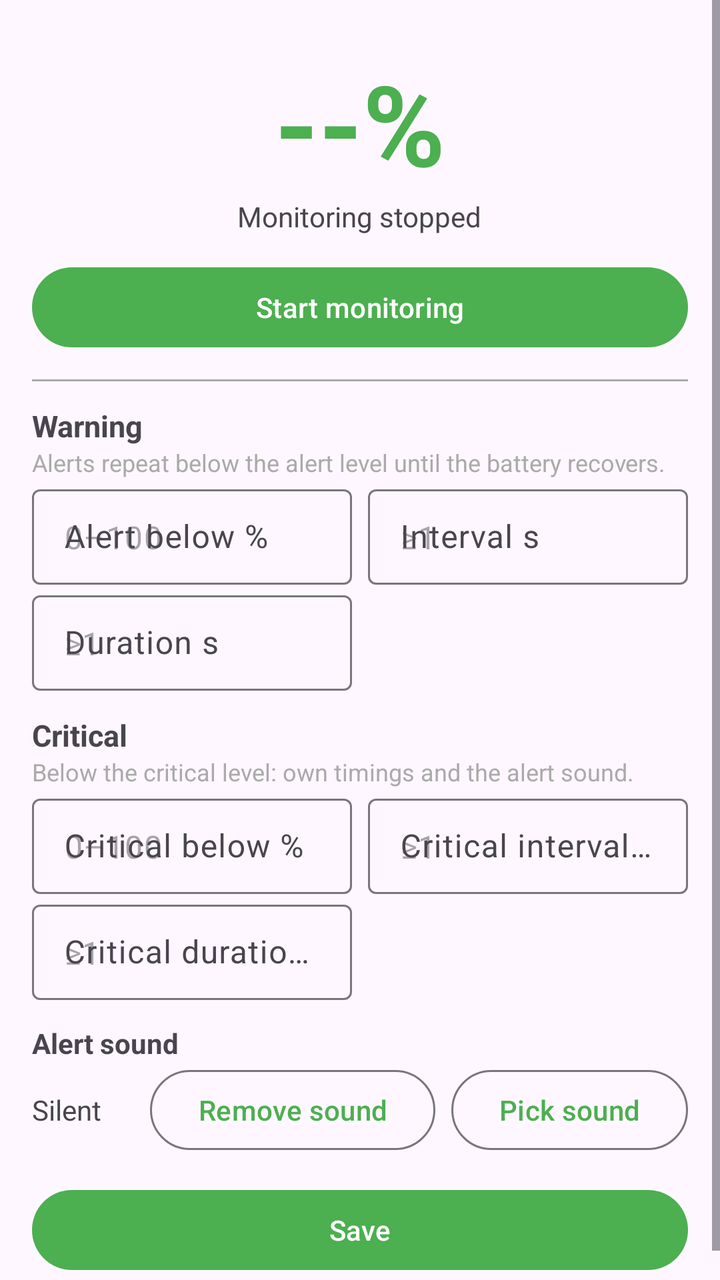
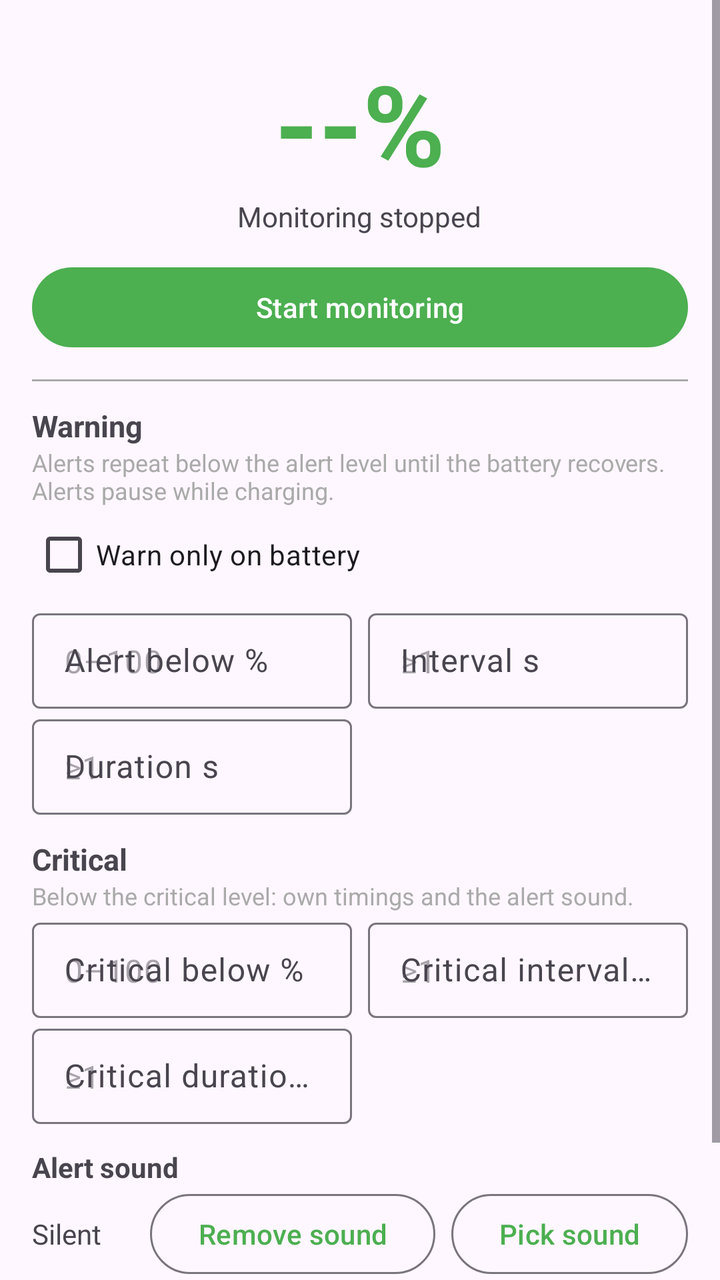

An Android layout rendered at two revisions. The XML below is the earlier revision; the diff shows what the commit changed to produce the second picture.
<!-- AndroidManifest.xml: application theme Theme.BattWarn -->
<!-- res/layout/activity_main.xml -->
<?xml version="1.0" encoding="utf-8"?>
<ScrollView xmlns:android="http://schemas.android.com/apk/res/android"
    xmlns:app="http://schemas.android.com/apk/res-auto"
    android:layout_width="match_parent"
    android:layout_height="match_parent"
    android:fillViewport="true">

    <LinearLayout
        android:layout_width="match_parent"
        android:layout_height="wrap_content"
        android:orientation="vertical"
        android:padding="16dp">

        <TextView
            android:id="@+id/battery_text"
            android:layout_width="wrap_content"
            android:layout_height="wrap_content"
            android:layout_gravity="center"
            android:layout_marginTop="8dp"
            android:text="@string/battery_placeholder"
            android:textColor="@color/battery_green"
            android:textSize="56sp"
            android:textStyle="bold" />

        <TextView
            android:id="@+id/status_text"
            android:layout_width="wrap_content"
            android:layout_height="wrap_content"
            android:layout_gravity="center"
            android:text="@string/status_stopped"
            android:textSize="14sp" />

        <Button
            android:id="@+id/monitor_button"
            android:layout_width="match_parent"
            android:layout_height="wrap_content"
            android:layout_marginTop="12dp"
            android:text="@string/start_monitoring" />

        <View
            android:layout_width="match_parent"
            android:layout_height="1dp"
            android:layout_marginTop="12dp"
            android:layout_marginBottom="12dp"
            android:background="@android:color/darker_gray" />

        <TextView
            android:layout_width="wrap_content"
            android:layout_height="wrap_content"
            android:text="@string/warning_title"
            android:textSize="15sp"
            android:textStyle="bold" />

        <TextView
            android:layout_width="match_parent"
            android:layout_height="wrap_content"
            android:text="@string/note_warning"
            android:textColor="@android:color/darker_gray"
            android:textSize="12sp" />

        <LinearLayout
            android:layout_width="match_parent"
            android:layout_height="wrap_content"
            android:orientation="horizontal">

            <com.google.android.material.textfield.TextInputLayout
                style="@style/Widget.Material3.TextInputLayout.OutlinedBox.Dense"
                android:layout_width="0dp"
                android:layout_height="wrap_content"
                android:layout_marginEnd="8dp"
                android:layout_weight="1"
                android:hint="@string/label_alert">

                <com.google.android.material.textfield.TextInputEditText
                    android:id="@+id/alert_field"
                    android:layout_width="match_parent"
                    android:layout_height="wrap_content"
                    android:hint="@string/hint_percent"
                    android:inputType="number"
                    android:maxLines="1" />
            </com.google.android.material.textfield.TextInputLayout>

            <com.google.android.material.textfield.TextInputLayout
                style="@style/Widget.Material3.TextInputLayout.OutlinedBox.Dense"
                android:layout_width="0dp"
                android:layout_height="wrap_content"
                android:layout_weight="1"
                android:hint="@string/label_interval">

                <com.google.android.material.textfield.TextInputEditText
                    android:id="@+id/interval_field"
                    android:layout_width="match_parent"
                    android:layout_height="wrap_content"
                    android:hint="@string/hint_seconds_warning"
                    android:inputType="number"
                    android:maxLines="1" />
            </com.google.android.material.textfield.TextInputLayout>
        </LinearLayout>

        <LinearLayout
            android:layout_width="match_parent"
            android:layout_height="wrap_content"
            android:orientation="horizontal">

            <com.google.android.material.textfield.TextInputLayout
                style="@style/Widget.Material3.TextInputLayout.OutlinedBox.Dense"
                android:layout_width="0dp"
                android:layout_height="wrap_content"
                android:layout_marginEnd="8dp"
                android:layout_weight="1"
                android:hint="@string/label_duration">

                <com.google.android.material.textfield.TextInputEditText
                    android:id="@+id/duration_field"
                    android:layout_width="match_parent"
                    android:layout_height="wrap_content"
                    android:hint="@string/hint_seconds_duration"
                    android:inputType="number"
                    android:maxLines="1" />
            </com.google.android.material.textfield.TextInputLayout>

            <Space
                android:layout_width="0dp"
                android:layout_height="1dp"
                android:layout_weight="1" />
        </LinearLayout>

        <TextView
            android:layout_width="wrap_content"
            android:layout_height="wrap_content"
            android:layout_marginTop="12dp"
            android:text="@string/critical_title"
            android:textSize="15sp"
            android:textStyle="bold" />

        <TextView
            android:layout_width="match_parent"
            android:layout_height="wrap_content"
            android:text="@string/note_critical"
            android:textColor="@android:color/darker_gray"
            android:textSize="12sp" />

        <LinearLayout
            android:layout_width="match_parent"
            android:layout_height="wrap_content"
            android:orientation="horizontal">

            <com.google.android.material.textfield.TextInputLayout
                style="@style/Widget.Material3.TextInputLayout.OutlinedBox.Dense"
                android:layout_width="0dp"
                android:layout_height="wrap_content"
                android:layout_marginEnd="8dp"
                android:layout_weight="1"
                android:hint="@string/label_critical">

                <com.google.android.material.textfield.TextInputEditText
                    android:id="@+id/critical_field"
                    android:layout_width="match_parent"
                    android:layout_height="wrap_content"
                    android:hint="@string/hint_percent"
                    android:inputType="number"
                    android:maxLines="1" />
            </com.google.android.material.textfield.TextInputLayout>

            <com.google.android.material.textfield.TextInputLayout
                style="@style/Widget.Material3.TextInputLayout.OutlinedBox.Dense"
                android:layout_width="0dp"
                android:layout_height="wrap_content"
                android:layout_weight="1"
                android:hint="@string/label_critical_interval">

                <com.google.android.material.textfield.TextInputEditText
                    android:id="@+id/critical_interval_field"
                    android:layout_width="match_parent"
                    android:layout_height="wrap_content"
                    android:hint="@string/hint_seconds_warning"
                    android:inputType="number"
                    android:maxLines="1" />
            </com.google.android.material.textfield.TextInputLayout>
        </LinearLayout>

        <LinearLayout
            android:layout_width="match_parent"
            android:layout_height="wrap_content"
            android:orientation="horizontal">

            <com.google.android.material.textfield.TextInputLayout
                style="@style/Widget.Material3.TextInputLayout.OutlinedBox.Dense"
                android:layout_width="0dp"
                android:layout_height="wrap_content"
                android:layout_marginEnd="8dp"
                android:layout_weight="1"
                android:hint="@string/label_critical_duration">

                <com.google.android.material.textfield.TextInputEditText
                    android:id="@+id/critical_duration_field"
                    android:layout_width="match_parent"
                    android:layout_height="wrap_content"
                    android:hint="@string/hint_seconds_duration"
                    android:inputType="number"
                    android:maxLines="1" />
            </com.google.android.material.textfield.TextInputLayout>

            <Space
                android:layout_width="0dp"
                android:layout_height="1dp"
                android:layout_weight="1" />
        </LinearLayout>

        <TextView
            android:id="@+id/label_sound"
            android:layout_width="wrap_content"
            android:layout_height="wrap_content"
            android:layout_marginTop="12dp"
            android:text="@string/label_sound"
            android:textSize="14sp"
            android:textStyle="bold" />

        <LinearLayout
            android:layout_width="match_parent"
            android:layout_height="wrap_content"
            android:gravity="center_vertical"
            android:orientation="horizontal">

            <TextView
                android:id="@+id/sound_value"
                android:layout_width="0dp"
                android:layout_height="wrap_content"
                android:layout_weight="1"
                android:text="@string/sound_silent"
                android:textSize="14sp" />

            <Button
                android:id="@+id/remove_sound_button"
                style="@style/Widget.Material3.Button.OutlinedButton"
                android:layout_width="wrap_content"
                android:layout_height="wrap_content"
                android:text="@string/remove_sound" />

            <Button
                android:id="@+id/pick_sound_button"
                style="@style/Widget.Material3.Button.OutlinedButton"
                android:layout_width="wrap_content"
                android:layout_height="wrap_content"
                android:layout_marginStart="8dp"
                android:text="@string/pick_sound" />
        </LinearLayout>

        <Button
            android:id="@+id/save_button"
            android:layout_width="match_parent"
            android:layout_height="wrap_content"
            android:layout_marginTop="12dp"
            android:text="@string/save_settings" />

    </LinearLayout>
</ScrollView>
<!-- resources referenced by this layout -->
<resources>
  <color name="battery_green">#4CAF50</color>
  <string name="battery_placeholder">--%</string>
  <string name="critical_title">Critical</string>
  <string name="hint_percent">0–100</string>
  <string name="hint_seconds_duration">≥1</string>
  <string name="hint_seconds_warning">≥1</string>
  <string name="label_alert">Alert below %</string>
  <string name="label_critical">Critical below %</string>
  <string name="label_critical_duration">Critical duration s</string>
  <string name="label_critical_interval">Critical interval s</string>
  <string name="label_duration">Duration s</string>
  <string name="label_interval">Interval s</string>
  <string name="label_sound">Alert sound</string>
  <string name="note_critical">Below the critical level: own timings and the alert sound.</string>
  <string name="note_warning">Alerts repeat below the alert level until the battery recovers.</string>
  <string name="pick_sound">Pick sound</string>
  <string name="remove_sound">Remove sound</string>
  <string name="save_settings">Save</string>
  <string name="sound_silent">Silent</string>
  <string name="start_monitoring">Start monitoring</string>
  <string name="status_stopped">Monitoring stopped</string>
  <string name="warning_title">Warning</string>
  <style name="Theme.BattWarn" parent="Theme.Material3.DayNight">
          <item name="colorPrimary">@color/battery_green</item>
      </style>
</resources>

<!-- the commit's change to res/layout/activity_main.xml (unified diff, before → after) -->
@@ -58,6 +58,12 @@
             android:textColor="@android:color/darker_gray"
             android:textSize="12sp" />
 
+        <com.google.android.material.checkbox.MaterialCheckBox
+            android:id="@+id/warn_on_battery_check"
+            android:layout_width="match_parent"
+            android:layout_height="wrap_content"
+            android:text="@string/warn_on_battery" />
+
         <LinearLayout
             android:layout_width="match_parent"
             android:layout_height="wrap_content"
<!-- resource entries referenced after the edit -->
@@ -14,13 +14,14 @@
   <string name="label_interval">Interval s</string>
   <string name="label_sound">Alert sound</string>
   <string name="note_critical">Below the critical level: own timings and the alert sound.</string>
-  <string name="note_warning">Alerts repeat below the alert level until the battery recovers.</string>
+  <string name="note_warning">Alerts repeat below the alert level until the battery recovers. Alerts pause while charging.</string>
   <string name="pick_sound">Pick sound</string>
   <string name="remove_sound">Remove sound</string>
   <string name="save_settings">Save</string>
   <string name="sound_silent">Silent</string>
   <string name="start_monitoring">Start monitoring</string>
   <string name="status_stopped">Monitoring stopped</string>
+  <string name="warn_on_battery">Warn only on battery</string>
   <string name="warning_title">Warning</string>
   <style name="Theme.BattWarn" parent="Theme.Material3.DayNight">
           <item name="colorPrimary">@color/battery_green</item>
